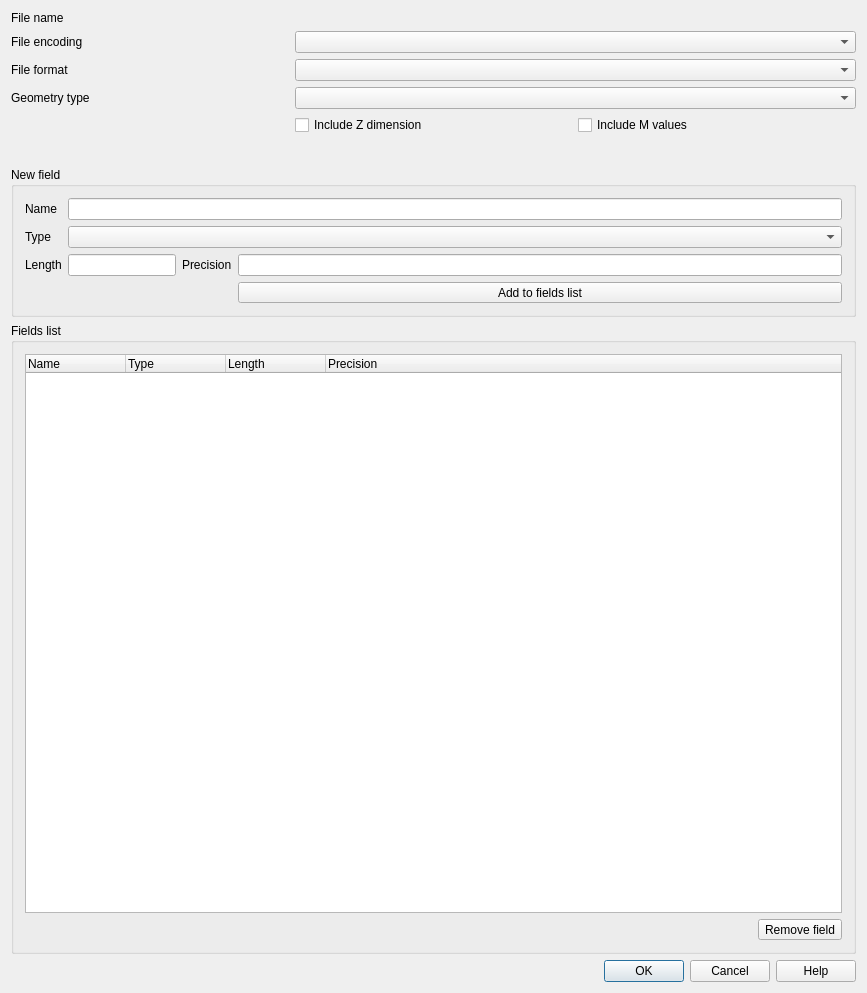
Before: the Qt Designer form src/ui/qgsnewvectorlayerdialogbase.ui in qgis/QGIS, drawn with Qt 5.
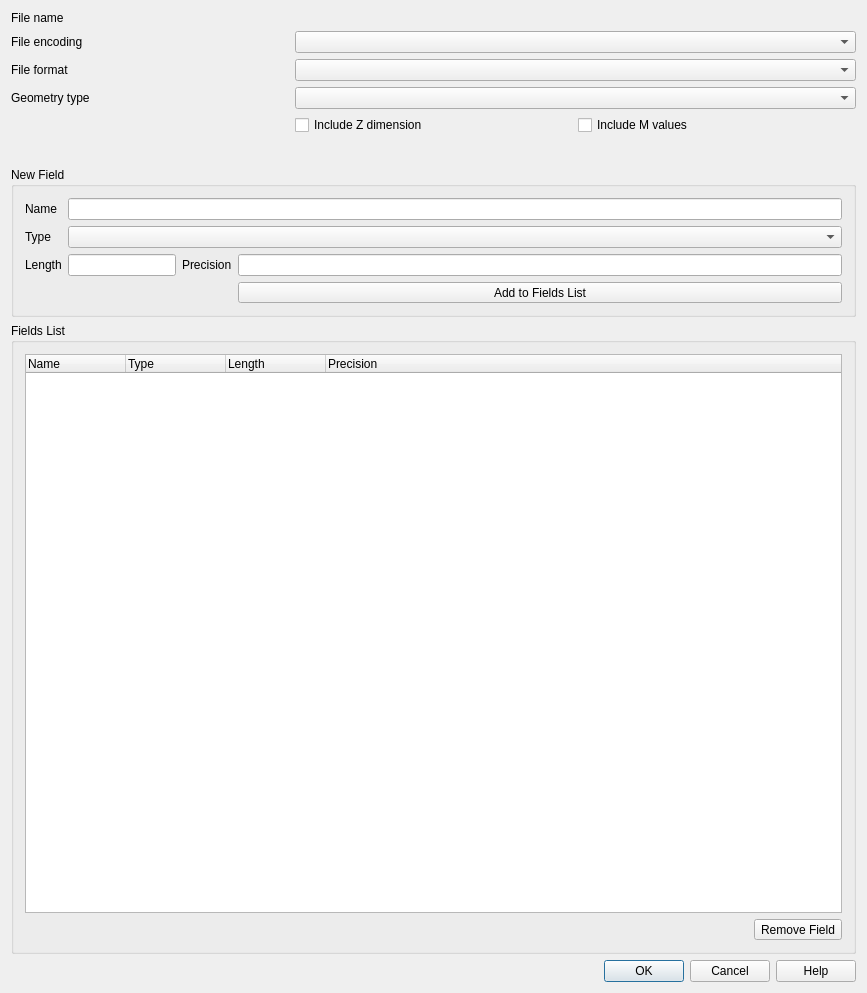
After: the same form once the commit is applied. Icons and pictures are not drawn. Custom widgets are drawn as their Qt base class.

Patch:
```diff
--- a/src/ui/qgsnewvectorlayerdialogbase.ui
+++ b/src/ui/qgsnewvectorlayerdialogbase.ui
@@ -30,7 +30,7 @@
    <item row="10" column="0" colspan="2">
     <widget class="QGroupBox" name="groupBox">
      <property name="title">
-      <string>New field</string>
+      <string>New Field</string>
      </property>
      <layout class="QGridLayout">
       <item row="0" column="0">
@@ -100,7 +100,7 @@
          <enum>Qt::LeftToRight</enum>
         </property>
         <property name="text">
-         <string>Add to fields list</string>
+         <string>Add to Fields List</string>
         </property>
         <property name="icon">
          <iconset resource="../../images/images.qrc">
@@ -130,7 +130,7 @@
    <item row="12" column="0" colspan="2">
     <widget class="QGroupBox" name="groupBox_2">
      <property name="title">
-      <string>Fields list</string>
+      <string>Fields List</string>
      </property>
      <layout class="QGridLayout">
       <item row="2" column="0" colspan="2">
@@ -197,7 +197,7 @@
          <string>Delete selected field</string>
         </property>
         <property name="text">
-         <string>Remove field</string>
+         <string>Remove Field</string>
         </property>
         <property name="icon">
          <iconset resource="../../images/images.qrc">
```
